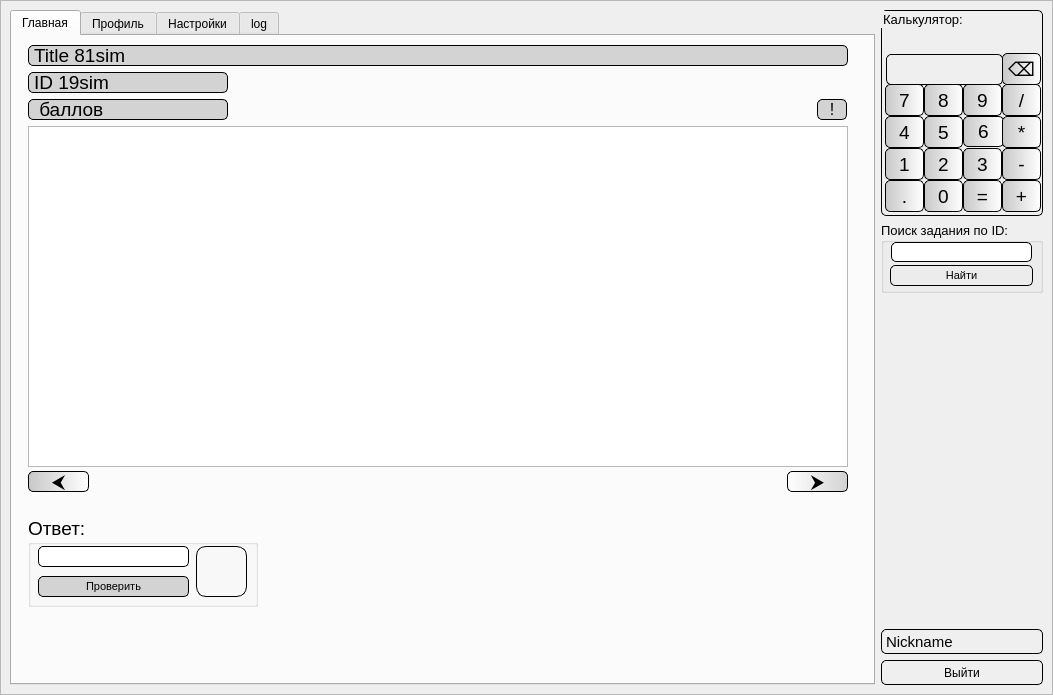
Above: data/ui/client.ui from TereDom/MathBattle before the change. Below: the same form after it.
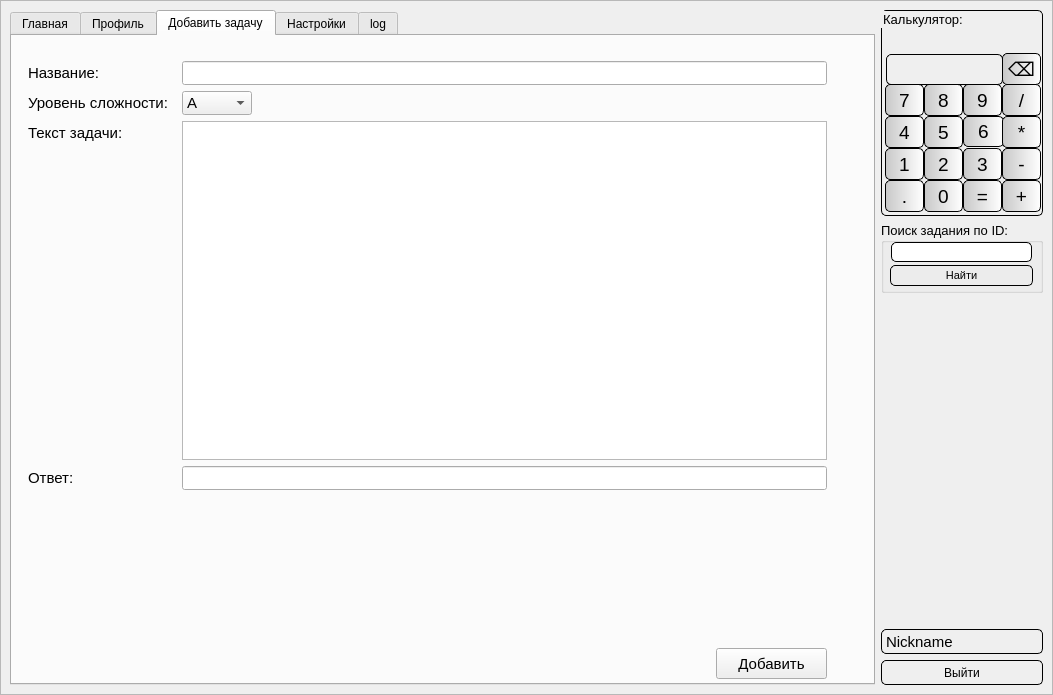
That is the form after the change. The open tabs and pages were chosen to show the change.

Commit message: Реализованна возможность добавить задачу

Patch:
```diff
--- a/data/ui/client.ui
+++ b/data/ui/client.ui
@@ -987,6 +987,9 @@
         </item>
         <item row="0" column="0" rowspan="5">
          <widget class="QTabWidget" name="tabWidget">
+          <property name="enabled">
+           <bool>true</bool>
+          </property>
           <property name="styleSheet">
            <string notr="true"/>
           </property>
@@ -1767,6 +1770,239 @@
             </item>
            </layout>
           </widget>
+          <widget class="QWidget" name="AddTaskPage">
+           <property name="enabled">
+            <bool>true</bool>
+           </property>
+           <attribute name="title">
+            <string>Добавить задачу</string>
+           </attribute>
+           <widget class="QLineEdit" name="answer_lineEdit">
+            <property name="geometry">
+             <rect>
+              <x>170</x>
+              <y>430</y>
+              <width>645</width>
+              <height>24</height>
+             </rect>
+            </property>
+            <property name="font">
+             <font>
+              <pointsize>11</pointsize>
+             </font>
+            </property>
+            <property name="text">
+             <string/>
+            </property>
+           </widget>
+           <widget class="QComboBox" name="difficult_lvl_comboBox">
+            <property name="geometry">
+             <rect>
+              <x>170</x>
+              <y>55</y>
+              <width>70</width>
+              <height>24</height>
+             </rect>
+            </property>
+            <property name="maximumSize">
+             <size>
+              <width>70</width>
+              <height>16777215</height>
+             </size>
+            </property>
+            <property name="font">
+             <font>
+              <pointsize>11</pointsize>
+             </font>
+            </property>
+            <item>
+             <property name="text">
+              <string>A</string>
+             </property>
+            </item>
+            <item>
+             <property name="text">
+              <string>B</string>
+             </property>
+            </item>
+            <item>
+             <property name="text">
+              <string>C</string>
+             </property>
+            </item>
+            <item>
+             <property name="text">
+              <string>D</string>
+             </property>
+            </item>
+            <item>
+             <property name="text">
+              <string>E</string>
+             </property>
+            </item>
+            <item>
+             <property name="text">
+              <string>F</string>
+             </property>
+            </item>
+           </widget>
+           <widget class="QPlainTextEdit" name="task_text_TextEdit">
+            <property name="geometry">
+             <rect>
+              <x>170</x>
+              <y>85</y>
+              <width>645</width>
+              <height>339</height>
+             </rect>
+            </property>
+            <property name="font">
+             <font>
+              <pointsize>11</pointsize>
+             </font>
+            </property>
+            <property name="plainText">
+             <string/>
+            </property>
+           </widget>
+           <widget class="QLabel" name="label">
+            <property name="geometry">
+             <rect>
+              <x>16</x>
+              <y>25</y>
+              <width>141</width>
+              <height>24</height>
+             </rect>
+            </property>
+            <property name="font">
+             <font>
+              <pointsize>11</pointsize>
+             </font>
+            </property>
+            <property name="text">
+             <string>Название:</string>
+            </property>
+           </widget>
+           <widget class="QLineEdit" name="title_lineEdit">
+            <property name="geometry">
+             <rect>
+              <x>170</x>
+              <y>25</y>
+              <width>645</width>
+              <height>24</height>
+             </rect>
+            </property>
+            <property name="font">
+             <font>
+              <pointsize>11</pointsize>
+             </font>
+            </property>
+            <property name="text">
+             <string/>
+            </property>
+           </widget>
+           <widget class="QLabel" name="label_2">
+            <property name="geometry">
+             <rect>
+              <x>16</x>
+              <y>55</y>
+              <width>141</width>
+              <height>24</height>
+             </rect>
+            </property>
+            <property name="font">
+             <font>
+              <pointsize>11</pointsize>
+             </font>
+            </property>
+            <property name="text">
+             <string>Уровень сложности:</string>
+            </property>
+           </widget>
+           <widget class="QLabel" name="label_3">
+            <property name="geometry">
+             <rect>
+              <x>16</x>
+              <y>85</y>
+              <width>141</width>
+              <height>24</height>
+             </rect>
+            </property>
+            <property name="maximumSize">
+             <size>
+              <width>16777215</width>
+              <height>24</height>
+             </size>
+            </property>
+            <property name="font">
+             <font>
+              <pointsize>11</pointsize>
+             </font>
+            </property>
+            <property name="text">
+             <string>Текст задачи:</string>
+            </property>
+           </widget>
+           <widget class="QLabel" name="label_4">
+            <property name="geometry">
+             <rect>
+              <x>16</x>
+              <y>430</y>
+              <width>141</width>
+              <height>24</height>
+             </rect>
+            </property>
+            <property name="font">
+             <font>
+              <pointsize>11</pointsize>
+             </font>
+            </property>
+            <property name="text">
+             <string>Ответ:</string>
+            </property>
+           </widget>
+           <widget class="QPushButton" name="add_task_pushButton">
+            <property name="geometry">
+             <rect>
+              <x>704</x>
+              <y>612</y>
+              <width>111</width>
+              <height>31</height>
+             </rect>
+            </property>
+            <property name="font">
+             <font>
+              <pointsize>11</pointsize>
+             </font>
+            </property>
+            <property name="text">
+             <string>Добавить</string>
+            </property>
+           </widget>
+           <widget class="QLabel" name="error_label">
+            <property name="geometry">
+             <rect>
+              <x>170</x>
+              <y>615</y>
+              <width>511</width>
+              <height>21</height>
+             </rect>
+            </property>
+            <property name="font">
+             <font>
+              <pointsize>11</pointsize>
+             </font>
+            </property>
+            <property name="styleSheet">
+             <string notr="true">color: rgb(0, 200, 0);</string>
+            </property>
+            <property name="text">
+             <string/>
+            </property>
+            <property name="alignment">
+             <set>Qt::AlignRight|Qt::AlignTrailing|Qt::AlignVCenter</set>
+            </property>
+           </widget>
+          </widget>
           <widget class="QWidget" name="SettingsPage">
            <attribute name="title">
             <string>Настройки</string>
```
Left out of the diff: 294 changed lines with no effect on the pictures. The commit also changes 4 other files.
